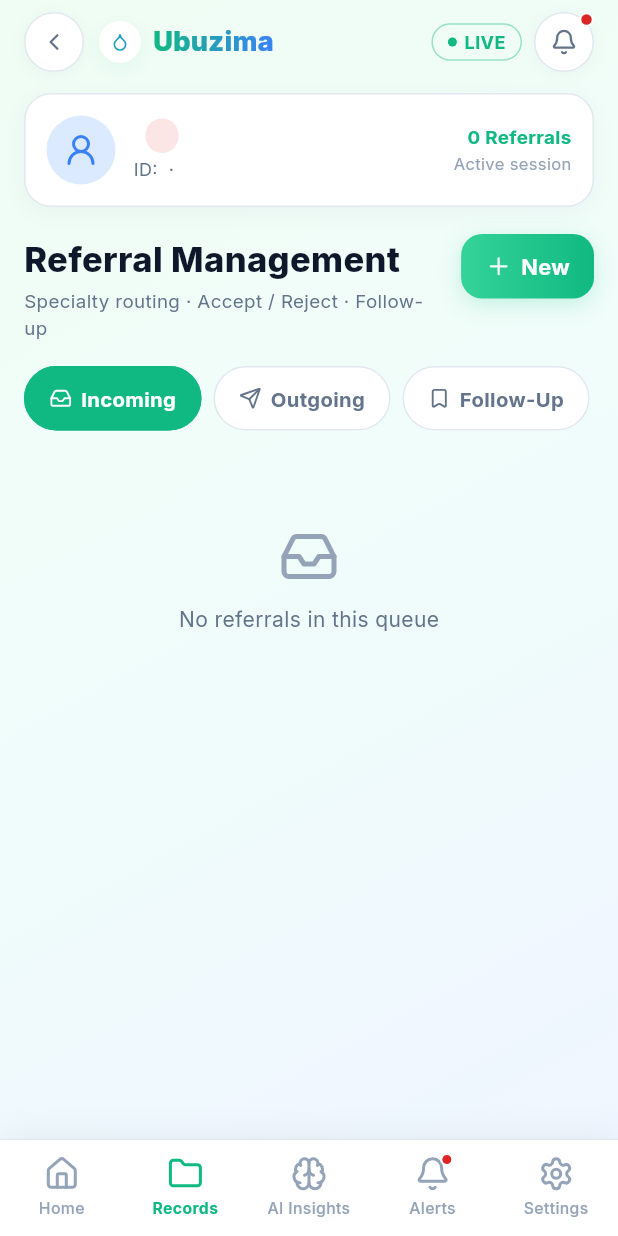
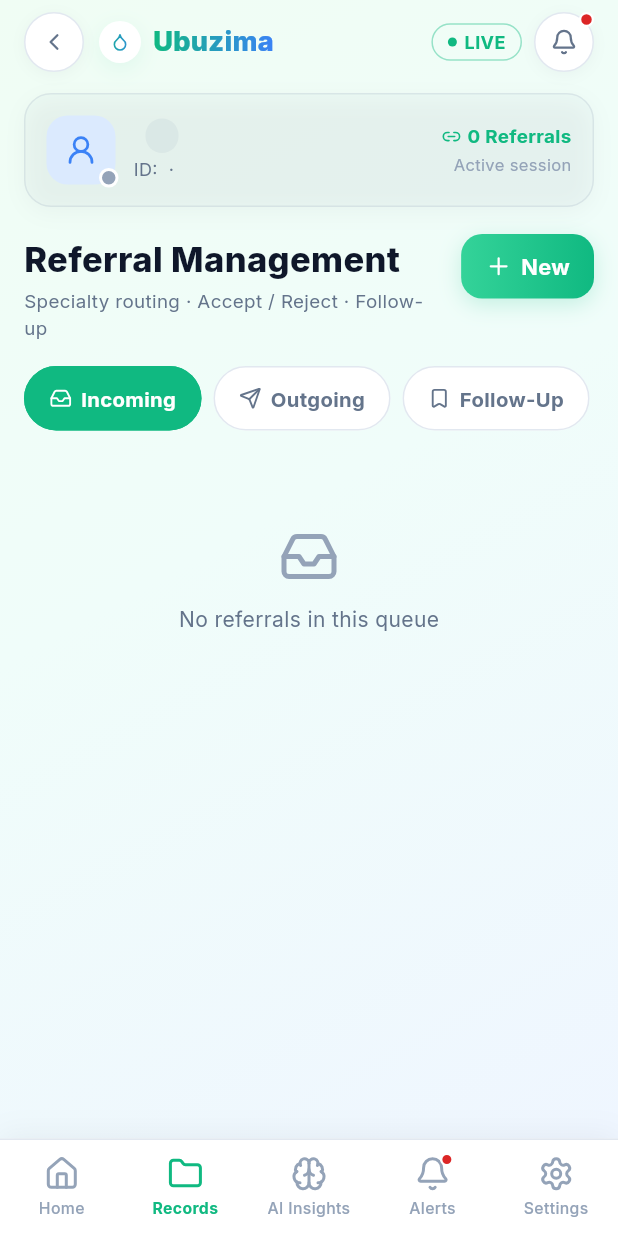
Before and after one commit to b-sandrine/Ubuzima_connect, a Flutter app: the _ReferralManagementView screen opened directly, on a phone screen of 412 x 824 dp. Run offline on Flutter 3.47's test engine with Material 3 defaults, Android fonts, the light colour scheme and no system bars; our stand-ins replace bloc, cached_network_image, cloud_firestore, connectivity_plus, dartz, equatable and 15 more; accounts and stored records are empty.

```diff
--- a/lib/features/referrals/data/datasources/local/referral_local_data_source.dart
+++ b/lib/features/referrals/data/datasources/local/referral_local_data_source.dart
@@ -138,7 +138,8 @@
           receivedLabel: 'Sent last week',
           referringPhysician: 'You',
           referringFacility: 'This facility',
-          reason: 'Poorly controlled T2DM despite dual therapy. Insulin '
+          reason:
+              'Poorly controlled T2DM despite dual therapy. Insulin '
               'initiation review.',
           clinicalSummary: 'HbA1c 9.1% · FBG 11.8 · On metformin + sitagliptin',
           requestedTimeline: 'Routine',
@@ -154,7 +155,8 @@
           receivedLabel: 'Review due in 3 days',
           referringPhysician: 'Dr. Nkurunziza Emmanuel',
           referringFacility: 'CHC Kigali',
-          reason: 'Post-echo follow-up. Confirm HF management plan and titrate '
+          reason:
+              'Post-echo follow-up. Confirm HF management plan and titrate '
               'ACE inhibitor.',
           clinicalSummary: 'EF 48% · BP 148/90 · On enalapril 5mg',
           requestedTimeline: 'Follow-up in 3 days',
--- a/lib/features/referrals/domain/entities/referral_board.dart
+++ b/lib/features/referrals/domain/entities/referral_board.dart
@@ -39,9 +39,9 @@
   List<Referral> forDirection(ReferralDirection direction) =>
       referrals.where((r) => r.direction == direction).toList();
 
-  int pendingCount(ReferralDirection direction) => forDirection(direction)
-      .where((r) => r.status == ReferralStatus.pending)
-      .length;
+  int pendingCount(ReferralDirection direction) => forDirection(
+    direction,
+  ).where((r) => r.status == ReferralStatus.pending).length;
 
   int urgentCount(ReferralDirection direction) => forDirection(direction)
       .where(
--- a/lib/features/referrals/domain/usecases/accept_referral.dart
+++ b/lib/features/referrals/domain/usecases/accept_referral.dart
@@ -14,6 +14,5 @@
   Future<Either<Failure, ReferralBoard>> call(
     String reference, {
     String? routedSpecialty,
-  }) =>
-      _repository.acceptReferral(reference, routedSpecialty: routedSpecialty);
+  }) => _repository.acceptReferral(reference, routedSpecialty: routedSpecialty);
 }
--- a/lib/features/referrals/presentation/bloc/referral_board_bloc.dart
+++ b/lib/features/referrals/presentation/bloc/referral_board_bloc.dart
@@ -104,10 +104,7 @@
   ) {
     result.fold(
       (failure) => emit(
-        state.copyWith(
-          actioningReference: null,
-          errorMessage: failure.message,
-        ),
+        state.copyWith(actioningReference: null, errorMessage: failure.message),
       ),
       (board) => emit(
         state.copyWith(
--- a/lib/features/referrals/presentation/pages/referral_management_page.dart
+++ b/lib/features/referrals/presentation/pages/referral_management_page.dart
@@ -71,9 +71,9 @@
                 prev.errorMessage != curr.errorMessage &&
                 curr.errorMessage != null,
             listener: (context, state) {
-              ScaffoldMessenger.of(context).showSnackBar(
-                SnackBar(content: Text(state.errorMessage!)),
-              );
+              ScaffoldMessenger.of(
+                context,
+              ).showSnackBar(SnackBar(content: Text(state.errorMessage!)));
             },
             builder: (context, state) {
               if (state.status == ReferralBoardStatus.loading ||
@@ -82,9 +82,7 @@
               }
               final board = state.board;
               if (board == null) {
-                return const Center(
-                  child: Text('Could not load referrals.'),
-                );
+                return const Center(child: Text('Could not load referrals.'));
               }
 
               return CustomScrollView(
@@ -126,7 +124,10 @@
         ],
       ),
       const SizedBox(height: 14),
-      _PatientChip(patient: board.patient, referralCount: board.referrals.length),
+      _PatientChip(
+        patient: board.patient,
+        referralCount: board.referrals.length,
+      ),
       const SizedBox(height: 18),
       _Header(
         // Reload on return so a referral just created via "+ New" shows up in
@@ -192,6 +193,17 @@
   }
 }
 
+/// The colour a patient's criticality tints their chip's border with — the
+/// same pattern `PatientDetailHeader` uses in the doctors feature.
+Color _criticalityColor(String criticality) {
+  return switch (criticality.toLowerCase()) {
+    'critical' => AppColors.danger,
+    'urgent' => AppColors.warning,
+    'stable' => AppColors.success,
+    _ => AppColors.textTertiary,
+  };
+}
+
 class _PatientChip extends StatelessWidget {
   final ReferralPatient patient;
   final int referralCount;
@@ -200,12 +212,14 @@
 
   @override
   Widget build(BuildContext context) {
+    final criticalityColor = _criticalityColor(patient.criticality);
+
     return Container(
       padding: const EdgeInsets.all(14),
       decoration: BoxDecoration(
-        color: Colors.white,
+        color: criticalityColor.withValues(alpha: 0.04),
         borderRadius: BorderRadius.circular(18),
-        border: Border.all(color: AppColors.border),
+        border: Border.all(color: criticalityColor.withValues(alpha: 0.2)),
         boxShadow: const [
           BoxShadow(
             color: Color(0x0A0F172A),
@@ -216,19 +230,7 @@
       ),
       child: Row(
         children: [
-          Container(
-            width: 46,
-            height: 46,
-            decoration: BoxDecoration(
-              color: AppColors.rolePatientTint,
-              shape: BoxShape.circle,
-            ),
-            child: const Icon(
-              LucideIcons.userRound,
-              color: AppColors.rolePatient,
-              size: 24,
-            ),
-          ),
+          _PatientAvatar(criticality: patient.criticality),
           const SizedBox(width: 12),
           Expanded(
             child: Column(
@@ -249,7 +251,7 @@
                     ),
                     StatusPill(
                       label: patient.criticality,
-                      color: AppColors.danger,
+                      color: criticalityColor,
                       fontSize: 10,
                     ),
                   ],
@@ -270,6 +272,15 @@
           Column(
             crossAxisAlignment: CrossAxisAlignment.end,
             children: [
+              Row(
+                mainAxisSize: MainAxisSize.min,
+                children: [
+                  const Icon(
+                    LucideIcons.link2,
+                    size: 13,
+                    color: AppColors.primary,
+                  ),
+                  const SizedBox(width: 4),
                   Text(
                     '$referralCount Referrals',
                     style: const TextStyle(
@@ -278,11 +289,61 @@
                       color: AppColors.primary,
                     ),
                   ),
+                ],
+              ),
+              const SizedBox(height: 2),
               const Text(
                 'Active session',
                 style: TextStyle(fontSize: 11, color: AppColors.textTertiary),
               ),
             ],
+          ),
+        ],
+      ),
+    );
+  }
+}
+
+class _PatientAvatar extends StatelessWidget {
+  final String criticality;
+
+  const _PatientAvatar({required this.criticality});
+
+  @override
+  Widget build(BuildContext context) {
+    final dotColor = _criticalityColor(criticality);
+
+    return SizedBox(
+      width: 46,
+      height: 46,
+      child: Stack(
+        clipBehavior: Clip.none,
+        children: [
+          Container(
+            width: 46,
+            height: 46,
+            decoration: BoxDecoration(
+              color: AppColors.rolePatientTint,
+              borderRadius: BorderRadius.circular(14),
+            ),
+            child: const Icon(
+              LucideIcons.userRound,
+              color: AppColors.rolePatient,
+              size: 22,
+            ),
+          ),
+          Positioned(
+            right: -2,
+            bottom: -2,
+            child: Container(
+              width: 13,
+              height: 13,
+              decoration: BoxDecoration(
+                color: dotColor,
+                shape: BoxShape.circle,
+                border: Border.all(color: Colors.white, width: 2),
+              ),
+            ),
           ),
         ],
       ),
@@ -389,9 +450,9 @@
     return Container(
       padding: const EdgeInsets.all(14),
       decoration: BoxDecoration(
-        color: const Color(0xFFFEF2F2),
+        color: AppColors.warning.withValues(alpha: 0.08),
         borderRadius: BorderRadius.circular(16),
-        border: Border.all(color: const Color(0xFFFECACA)),
+        border: Border.all(color: AppColors.warning.withValues(alpha: 0.25)),
       ),
       child: Row(
         children: [
@@ -399,14 +460,10 @@
             width: 40,
             height: 40,
             decoration: BoxDecoration(
-              color: AppColors.danger.withValues(alpha: 0.12),
+              color: AppColors.danger,
               borderRadius: BorderRadius.circular(12),
             ),
-            child: const Icon(
-              LucideIcons.inbox,
-              color: AppColors.danger,
-              size: 20,
-            ),
+            child: const Icon(LucideIcons.inbox, color: Colors.white, size: 20),
           ),
           const SizedBox(width: 12),
           Expanded(
@@ -438,11 +495,20 @@
             const Column(
               crossAxisAlignment: CrossAxisAlignment.end,
               children: [
-                StatusPill(
-                  label: 'Urgent',
+                Row(
+                  mainAxisSize: MainAxisSize.min,
+                  children: [
+                    _Dot(color: AppColors.danger),
+                    SizedBox(width: 5),
+                    Text(
+                      'Urgent',
+                      style: TextStyle(
+                        fontSize: 12,
+                        fontWeight: FontWeight.w700,
                         color: AppColors.danger,
-                  leadingDot: true,
-                  fontSize: 10.5,
+                      ),
+                    ),
+                  ],
                 ),
                 SizedBox(height: 3),
                 Text(
@@ -460,6 +526,21 @@
   }
 }
 
+class _Dot extends StatelessWidget {
+  final Color color;
+
+  const _Dot({required this.color});
+
+  @override
+  Widget build(BuildContext context) {
+    return Container(
+      width: 6,
+      height: 6,
+      decoration: BoxDecoration(color: color, shape: BoxShape.circle),
+    );
+  }
+}
+
 class _EmptyQueue extends StatelessWidget {
   const _EmptyQueue();
 
@@ -470,11 +551,7 @@
       child: Center(
         child: Column(
           children: [
-            Icon(
-              LucideIcons.inbox,
-              size: 40,
-              color: AppColors.textTertiary,
-            ),
+            Icon(LucideIcons.inbox, size: 40, color: AppColors.textTertiary),
             SizedBox(height: 12),
             Text(
               'No referrals in this queue',
```
Also changed, not shown: lib/features/referrals/presentation/widgets/referral_card.dart (+21 -16 lines), lib/features/referrals/presentation/widgets/referral_form_view.dart (+8 -6 lines). Lines whose indentation alone changed are shown as unchanged.
